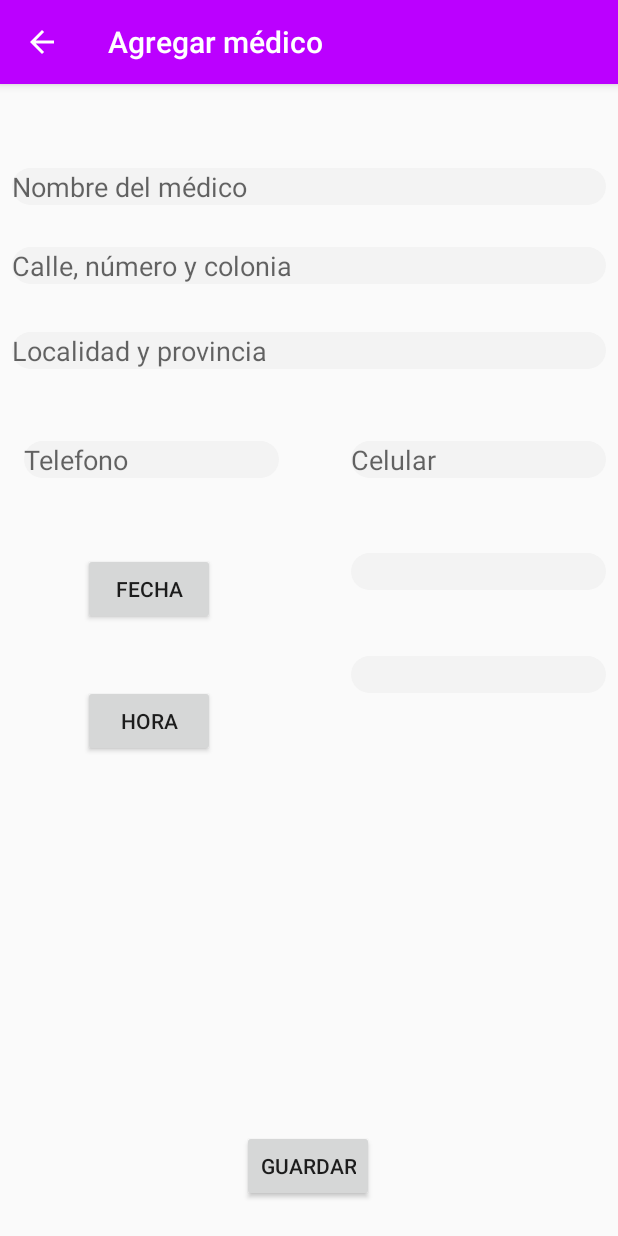
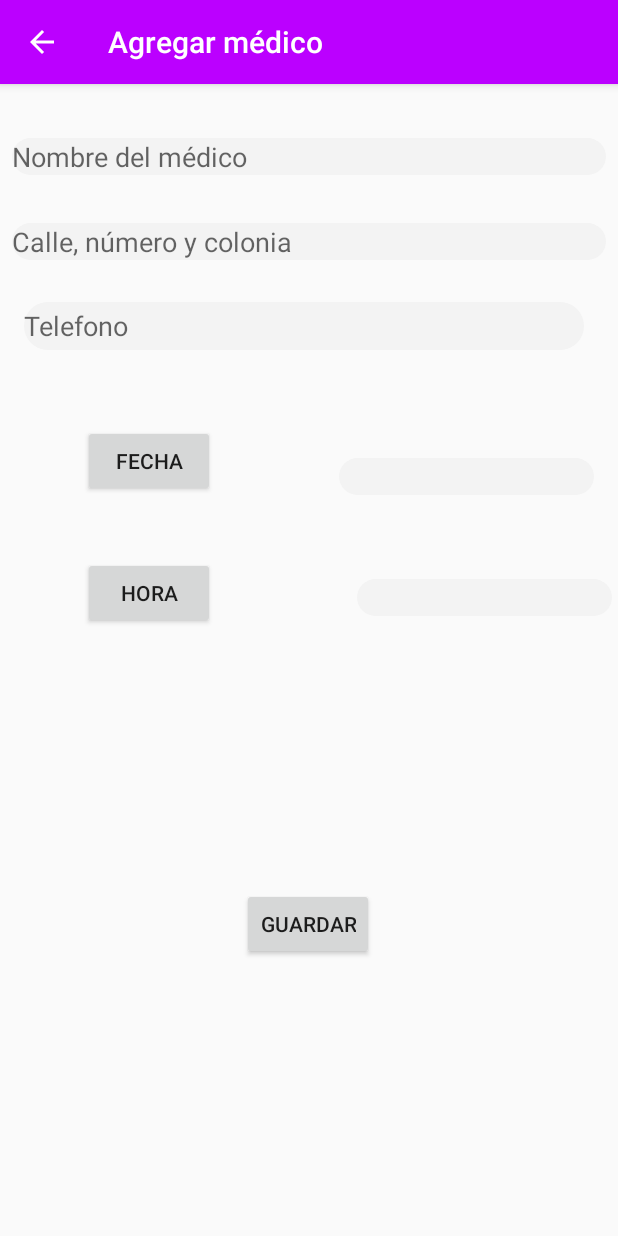
Before and after one commit to yaelgr/medicApp, an Android app: the AgregarMedico screen opened directly, with no data from a screen before it, on a phone screen of 412 x 824 dp. Run offline under Robolectric (Android 15) with nearby library versions, the phone set to English and light mode, and no system bars.

Commit message:
Add files via upload

```diff
--- a/app/src/main/res/layout/activity_agregar_medico.xml
+++ b/app/src/main/res/layout/activity_agregar_medico.xml
@@ -16,75 +16,49 @@
 
 
     <EditText
-        android:id="@+id/editText2"
+        android:id="@+id/txtMedico"
         android:layout_width="0dp"
         android:layout_height="wrap_content"
         android:layout_marginStart="8dp"
-        android:layout_marginTop="56dp"
+        android:layout_marginTop="36dp"
         android:layout_marginEnd="8dp"
+        android:background="@drawable/edit_round"
         android:ems="10"
         android:hint="@string/nombre_medico"
-        android:background="@drawable/edit_round"
         android:inputType="textPersonName"
         app:layout_constraintEnd_toEndOf="parent"
+        app:layout_constraintHorizontal_bias="0.0"
         app:layout_constraintStart_toStartOf="parent"
         app:layout_constraintTop_toTopOf="parent" />
 
     <EditText
-        android:id="@+id/editText3"
-        android:layout_width="0dp"
-        android:layout_height="wrap_content"
-        android:layout_marginStart="8dp"
-        android:layout_marginTop="28dp"
-        android:layout_marginEnd="8dp"
-        android:ems="10"
-        android:hint="@string/domicilio_medico"
-        android:background="@drawable/edit_round"
-        android:inputType="textPersonName"
-        app:layout_constraintEnd_toEndOf="parent"
-        app:layout_constraintStart_toStartOf="parent"
-        app:layout_constraintTop_toBottomOf="@+id/editText2" />
-
-    <EditText
-        android:id="@+id/editText4"
+        android:id="@+id/txtDomicilio"
         android:layout_width="0dp"
         android:layout_height="wrap_content"
         android:layout_marginStart="8dp"
         android:layout_marginTop="32dp"
         android:layout_marginEnd="8dp"
+        android:background="@drawable/edit_round"
         android:ems="10"
-        android:hint="@string/localidad_medico"
-        android:background="@drawable/edit_round"
+        android:hint="@string/domicilio_medico"
         android:inputType="textPersonName"
         app:layout_constraintEnd_toEndOf="parent"
+        app:layout_constraintHorizontal_bias="0.0"
         app:layout_constraintStart_toStartOf="parent"
-        app:layout_constraintTop_toBottomOf="@+id/editText3" />
+        app:layout_constraintTop_toBottomOf="@+id/txtMedico" />
 
     <EditText
-        android:id="@+id/editText6"
-        android:layout_width="170dp"
-        android:layout_height="wrap_content"
+        android:id="@+id/txtTel"
+        android:layout_width="373dp"
+        android:layout_height="32dp"
         android:layout_marginStart="16dp"
-        android:layout_marginTop="48dp"
+        android:layout_marginTop="28dp"
+        android:background="@drawable/edit_round"
         android:ems="10"
         android:hint="@string/tlf_medico"
-        android:background="@drawable/edit_round"
         android:inputType="phone"
         app:layout_constraintStart_toStartOf="parent"
-        app:layout_constraintTop_toBottomOf="@+id/editText4" />
-
-    <EditText
-        android:id="@+id/editText7"
-        android:layout_width="170dp"
-        android:layout_height="wrap_content"
-        android:layout_marginTop="48dp"
-        android:layout_marginEnd="8dp"
-        android:ems="10"
-        android:hint="@string/cel_medico"
-        android:background="@drawable/edit_round"
-        android:inputType="phone"
-        app:layout_constraintEnd_toEndOf="parent"
-        app:layout_constraintTop_toBottomOf="@+id/editText4" />
+        app:layout_constraintTop_toBottomOf="@+id/txtDomicilio" />
 
     <Button
         android:id="@+id/btnFecha"
@@ -94,7 +68,7 @@
         android:layout_marginTop="50dp"
         android:text="@string/btnfecha"
         app:layout_constraintStart_toStartOf="parent"
-        app:layout_constraintTop_toBottomOf="@+id/editText6" />
+        app:layout_constraintTop_toBottomOf="@+id/txtTel" />
 
     <Button
         android:id="@+id/btnHora"
@@ -110,23 +84,23 @@
         android:id="@+id/txtFecha"
         android:layout_width="170dp"
         android:layout_height="wrap_content"
-        android:layout_marginTop="50dp"
-        android:layout_marginEnd="8dp"
+        android:layout_marginTop="72dp"
+        android:layout_marginEnd="16dp"
+        android:background="@drawable/edit_round"
         android:ems="10"
         android:inputType="textPersonName"
-        android:background="@drawable/edit_round"
         app:layout_constraintEnd_toEndOf="parent"
-        app:layout_constraintTop_toBottomOf="@+id/editText7" />
+        app:layout_constraintTop_toBottomOf="@+id/txtTel" />
 
     <EditText
         android:id="@+id/txtHora"
         android:layout_width="170dp"
         android:layout_height="wrap_content"
-        android:layout_marginTop="44dp"
-        android:layout_marginEnd="8dp"
+        android:layout_marginTop="56dp"
+        android:layout_marginEnd="4dp"
+        android:background="@drawable/edit_round"
         android:ems="10"
         android:inputType="textPersonName"
-        android:background="@drawable/edit_round"
         app:layout_constraintEnd_toEndOf="parent"
         app:layout_constraintTop_toBottomOf="@+id/txtFecha" />
 
@@ -144,7 +118,7 @@
         app:layout_constraintHorizontal_bias="0.498"
         app:layout_constraintStart_toStartOf="parent"
         app:layout_constraintTop_toBottomOf="@+id/btnHora"
-        app:layout_constraintVertical_bias="0.941" />
+        app:layout_constraintVertical_bias="0.48" />
 
 </android.support.constraint.ConstraintLayout>
 </ScrollView>
```
